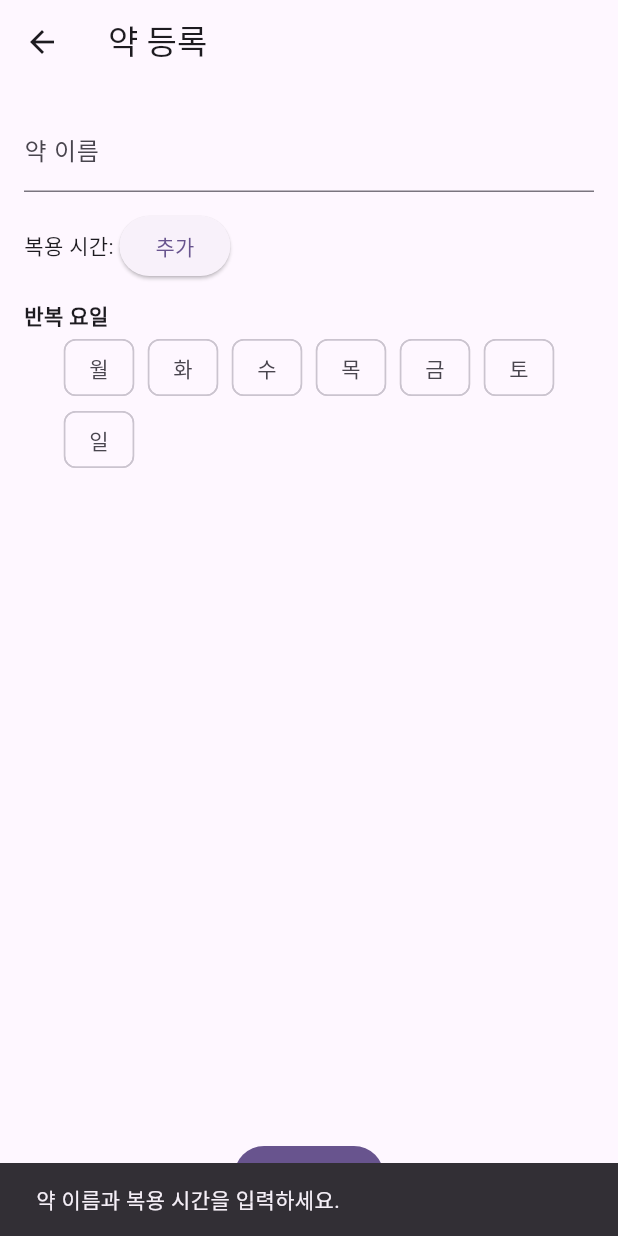
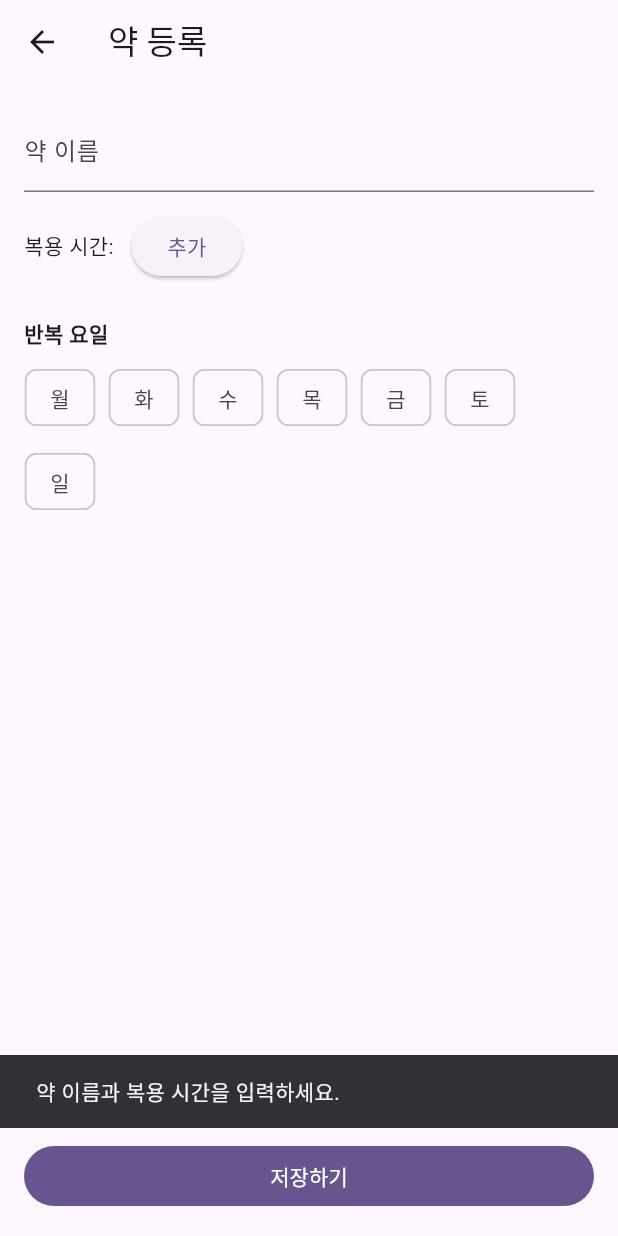
Before and after one commit to yjpark-cse/reminder_app, a Flutter app: the MedicineRegisterPage screen opened directly, after a tap on "저장하기", on a phone screen of 412 x 824 dp. Run offline on Flutter 3.47's test engine with Material 3 defaults, Android fonts, the light colour scheme and no system bars; our stand-ins replace cloud_firestore, firebase_auth, firebase_core, flutter_local_notifications, fluttertoast, permission_handler and 3 more; missing offline and left inert: home_widget; accounts and stored records are empty.

Commit message:
약 예약 삭제 및 등록 기능 수정

```diff
--- a/lib/reminder/config.dart
+++ b/lib/reminder/config.dart
@@ -1,5 +1,5 @@
 //서버주소
 
-const String serverUrl = "http://10.0.2.2:8787"; // 에뮬레이터용
-// const String serverUrl = "http://192.168.45.193:8787"; // pc용
-// const String serverUrl = "http://172.17.3.25:8787"; //학교와이파이
+// const String serverUrl = "http://10.0.2.2:8787"; // 에뮬레이터용
+const String serverUrl = "http://192.168.45.193:8787"; // 집 pc용
+// const String serverUrl = "http://172.17.3.25:8787"; // 학교 와이파이
--- a/lib/reminder/medicine_register_page.dart
+++ b/lib/reminder/medicine_register_page.dart
@@ -1,10 +1,10 @@
+// medicine_register_page.dart (수정본)
 import 'package:flutter/material.dart';
 import 'package:cloud_firestore/cloud_firestore.dart';
 import 'package:firebase_auth/firebase_auth.dart';
 import 'native_alarm_bridge.dart';
 
 class MedicineRegisterPage extends StatefulWidget {
-  // 수정 모드면 두 값을 함께 전달
   final String? docId;                      // users/{uid}/medicines/{docId}
   final Map<String, dynamic>? initialData;  // {name, medicineId, times, daysIso, createdAt}
 
@@ -75,12 +75,11 @@ class _MedicineRegisterPageState extends State<MedicineRegisterPage> {
 
     await NativeAlarmBridge.requestNotificationPermission();
 
-    final uid = FirebaseAuth.instance.currentUser?.uid;
-    if (uid == null) {
-      // 익명 로그인
-      await FirebaseAuth.instance.signInAnonymously();
+    final auth = FirebaseAuth.instance;
+    if (auth.currentUser == null) {
+      await auth.signInAnonymously();
     }
-    final realUid = FirebaseAuth.instance.currentUser!.uid;
+    final realUid = auth.currentUser!.uid;
     final medsCol = FirebaseFirestore.instance
         .collection('users').doc(realUid)
         .collection('medicines');
@@ -89,7 +88,6 @@ class _MedicineRegisterPageState extends State<MedicineRegisterPage> {
       // 신규 등록
       final medicineId = DateTime.now().millisecondsSinceEpoch % 1000000;
 
-      // 슬롯별 네이티브 예약
       for (var slot = 0; slot < _times.length; slot++) {
         final t = _times[slot];
         await NativeAlarmBridge.scheduleAlarm(
@@ -101,7 +99,6 @@ class _MedicineRegisterPageState extends State<MedicineRegisterPage> {
         );
       }
 
-      // Firestore 문서 생성 (users/{uid}/medicines)
       await medsCol.add({
         'name': name,
         'medicineId': medicineId,
@@ -112,13 +109,13 @@ class _MedicineRegisterPageState extends State<MedicineRegisterPage> {
         'daysIso': daysIso,
         'createdAt': Timestamp.now(),
         'ownerUid': realUid,
+        'isDeleted': false,
       });
     } else {
       // 수정 저장
       final medicineId =
           _medicineId ?? (DateTime.now().millisecondsSinceEpoch % 1000000);
 
-      // 기존 슬롯 알람 전부 취소 후 재예약
       await NativeAlarmBridge.cancelByMedicine(medicineId);
       for (var slot = 0; slot < _times.length; slot++) {
         final t = _times[slot];
@@ -131,7 +128,6 @@ class _MedicineRegisterPageState extends State<MedicineRegisterPage> {
         );
       }
 
-      // Firestore 문서 갱신 (users/{uid}/medicines/{docId})
       await medsCol.doc(widget.docId).set({
         'name': name,
         'medicineId': medicineId,
@@ -142,6 +138,7 @@ class _MedicineRegisterPageState extends State<MedicineRegisterPage> {
         'daysIso': daysIso,
         'createdAt': widget.initialData?['createdAt'] ?? Timestamp.now(),
         'ownerUid': realUid,
+        'isDeleted': false,
       }, SetOptions(merge: true));
     }
 
@@ -152,25 +149,38 @@ class _MedicineRegisterPageState extends State<MedicineRegisterPage> {
   @override
   Widget build(BuildContext context) {
     const dayLabels = ['월','화','수','목','금','토','일'];
+    final bottomInset = MediaQuery.of(context).viewInsets.bottom;
+
     return Scaffold(
       appBar: AppBar(title: Text(widget.docId == null ? '약 등록' : '약 수정')),
-      body: Padding(
-        padding: const EdgeInsets.all(16),
+      // 본문은 스크롤, 버튼은 하단 고정
+      body: SafeArea(
+        child: SingleChildScrollView(
+          keyboardDismissBehavior: ScrollViewKeyboardDismissBehavior.onDrag,
+          padding: EdgeInsets.fromLTRB(16, 16, 16, 16 + bottomInset),
           child: Column(
+            crossAxisAlignment: CrossAxisAlignment.start,
             children: [
               TextField(
                 controller: _nameCtrl,
                 decoration: const InputDecoration(labelText: "약 이름"),
+                textInputAction: TextInputAction.done,
               ),
               const SizedBox(height: 12),
+
               Row(
                 children: [
                   const Text("복용 시간: "),
+                  const SizedBox(width: 8),
                   ElevatedButton(onPressed: _addTime, child: const Text("추가")),
                 ],
               ),
+              const SizedBox(height: 8),
+
+              // Chip 목록이 2~3줄로 늘어나도 세로 간격 유지
               Wrap(
                 spacing: 8,
+                runSpacing: 8, // ⬅ 추가: 줄 바뀔 때 세로 간격
                 children: List.generate(_times.length, (i) {
                   final t = _times[i];
                   return InputChip(
@@ -179,13 +189,14 @@ class _MedicineRegisterPageState extends State<MedicineRegisterPage> {
                   );
                 }),
               ),
-            const SizedBox(height: 12),
-            const Align(
-              alignment: Alignment.centerLeft,
-              child: Text('반복 요일', style: TextStyle(fontWeight: FontWeight.bold)),
-            ),
+
+              const SizedBox(height: 16),
+              const Text('반복 요일', style: TextStyle(fontWeight: FontWeight.bold)),
+              const SizedBox(height: 8),
+
               Wrap(
                 spacing: 8,
+                runSpacing: 8,
                 children: List.generate(7, (i) {
                   final iso = i + 1;
                   final sel = _daysIso.contains(iso);
@@ -200,12 +211,21 @@ class _MedicineRegisterPageState extends State<MedicineRegisterPage> {
                   );
                 }),
               ),
-            const Spacer(),
-            FilledButton(
+              const SizedBox(height: 24),
+            ],
+          ),
+        ),
+      ),
+
+      // ⬇ 키보드 위에 항상 보이는 하단 고정 버튼
+      bottomNavigationBar: SafeArea(
+        top: false,
+        child: Padding(
+          padding: const EdgeInsets.fromLTRB(16, 8, 16, 16),
+          child: FilledButton(
             onPressed: _save,
             child: Text(widget.docId == null ? '저장하기' : '수정 저장'),
           ),
-          ],
         ),
       ),
     );
```
Also changed, not shown: lib/reminder/medicine_page.dart (+30 -11 lines). Lines whose indentation alone changed are shown as unchanged.
